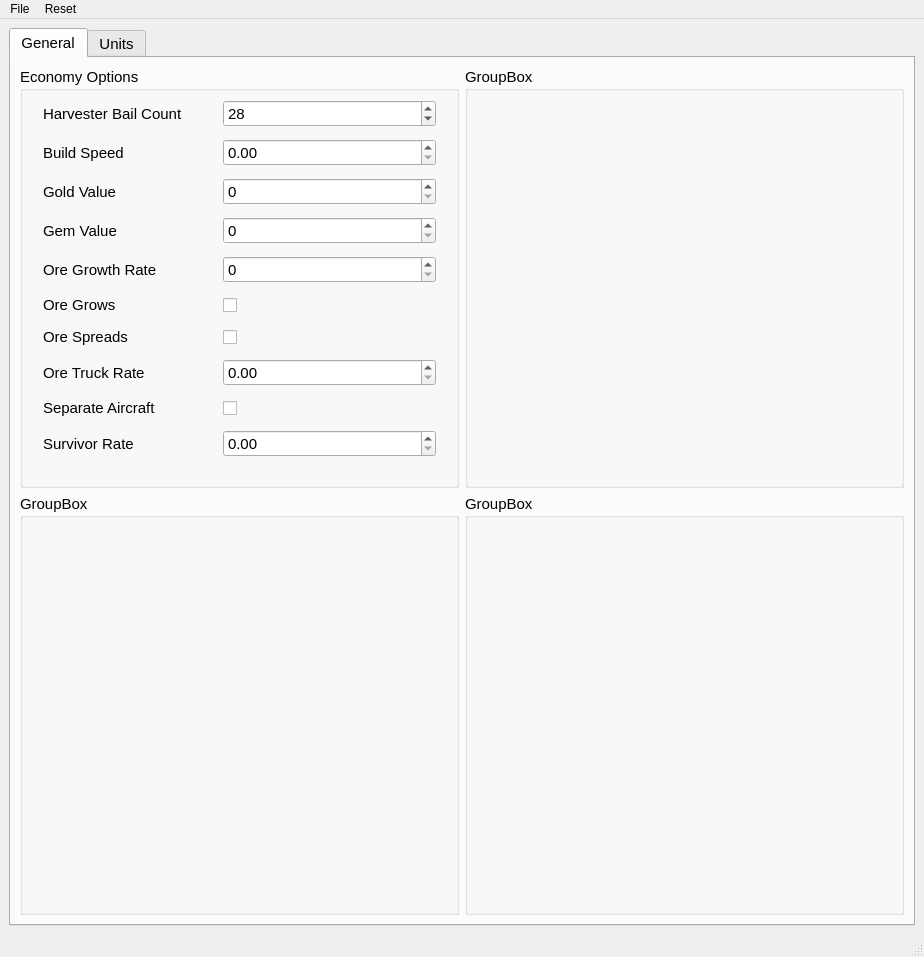
Above: src/view/core/app.ui from DavidWalshe93/Red-Alert-Remastered-Mod-Toolkit before the change. Below: the same form after it.
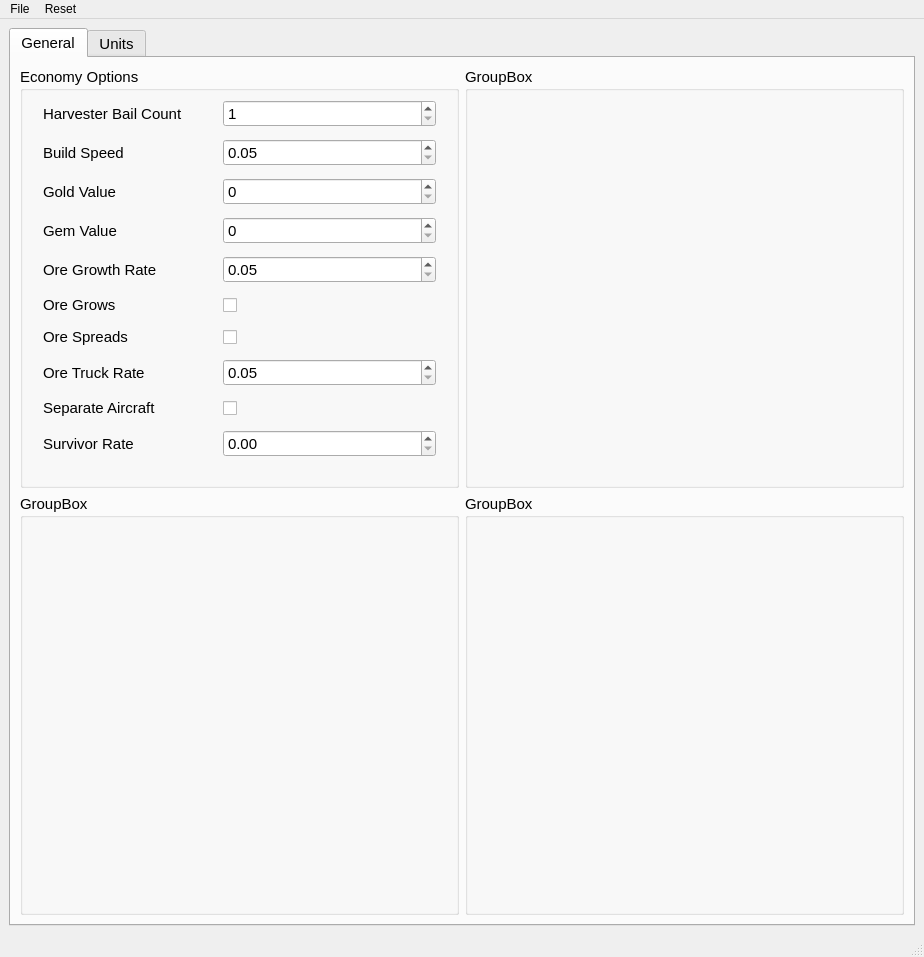
That is the form after the change. Icons and pictures are not drawn.

Commit message: Updated UI and added in double spin box for growth rate.

```diff
--- a/src/view/core/app.ui
+++ b/src/view/core/app.ui
@@ -104,8 +104,8 @@
                <property name="minimum">
                 <number>1</number>
                </property>
-               <property name="value">
-                <number>28</number>
+               <property name="maximum">
+                <number>100</number>
                </property>
                <property name="property_name" stdset="0">
                 <string>bail_count</string>
@@ -127,6 +127,15 @@
                  <height>20</height>
                 </size>
                </property>
+               <property name="minimum">
+                <double>0.050000000000000</double>
+               </property>
+               <property name="maximum">
+                <double>3.000000000000000</double>
+               </property>
+               <property name="singleStep">
+                <double>0.050000000000000</double>
+               </property>
                <property name="property_name" stdset="0">
                 <string>build_speed</string>
                </property>
@@ -179,19 +188,6 @@
                </property>
               </widget>
              </item>
-             <item row="4" column="1">
-              <widget class="QSpinBox" name="growthRateSpinBox">
-               <property name="minimumSize">
-                <size>
-                 <width>0</width>
-                 <height>20</height>
-                </size>
-               </property>
-               <property name="property_name" stdset="0">
-                <string>growth_rate</string>
-               </property>
-              </widget>
-             </item>
              <item row="5" column="0">
               <widget class="QLabel" name="oreGrowsLabel">
                <property name="text">
@@ -253,6 +249,15 @@
                  <height>20</height>
                 </size>
                </property>
+               <property name="minimum">
+                <double>0.050000000000000</double>
+               </property>
+               <property name="maximum">
+                <double>3.000000000000000</double>
+               </property>
+               <property name="singleStep">
+                <double>0.050000000000000</double>
+               </property>
                <property name="property_name" stdset="0">
                 <string>ore_truck_rate</string>
                </property>
@@ -301,6 +306,28 @@
                </property>
               </widget>
              </item>
+             <item row="4" column="1">
+              <widget class="QDoubleSpinBox" name="growthRateDoubleSpinBox">
+               <property name="minimumSize">
+                <size>
+                 <width>0</width>
+                 <height>20</height>
+                </size>
+               </property>
+               <property name="minimum">
+                <double>0.050000000000000</double>
+               </property>
+               <property name="maximum">
+                <double>4.000000000000000</double>
+               </property>
+               <property name="singleStep">
+                <double>0.050000000000000</double>
+               </property>
+               <property name="property_name" stdset="0">
+                <string>growth_rate</string>
+               </property>
+              </widget>
+             </item>
             </layout>
            </widget>
           </item>
```
Left out of the diff: 20 changed lines with no effect on the pictures. The commit also changes 4 other files.
